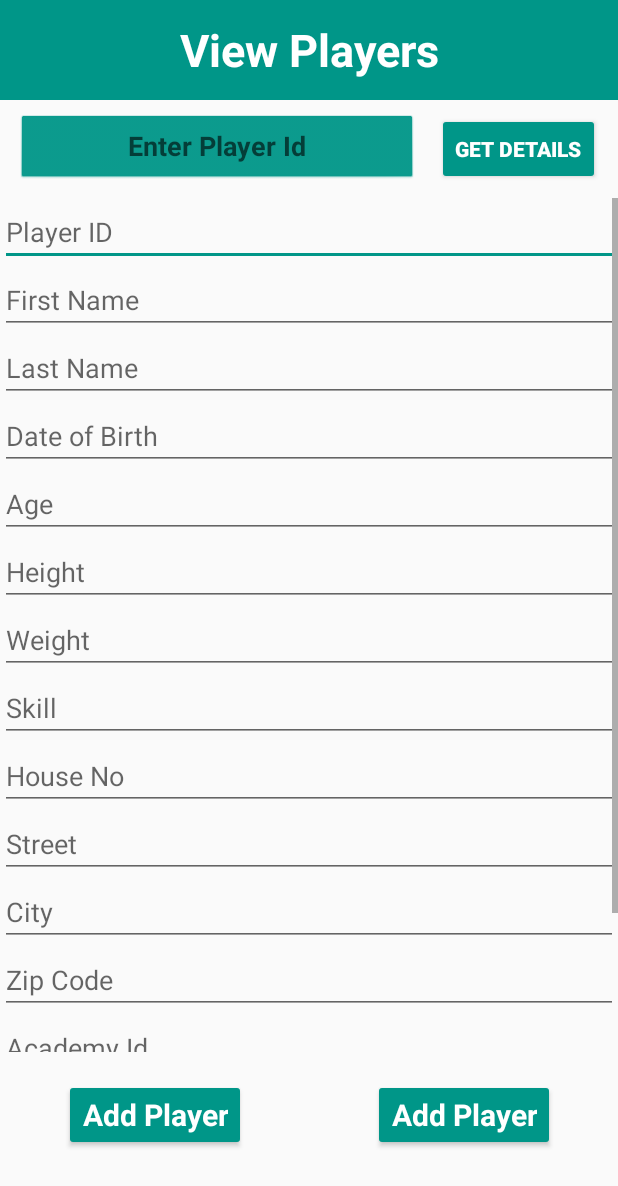
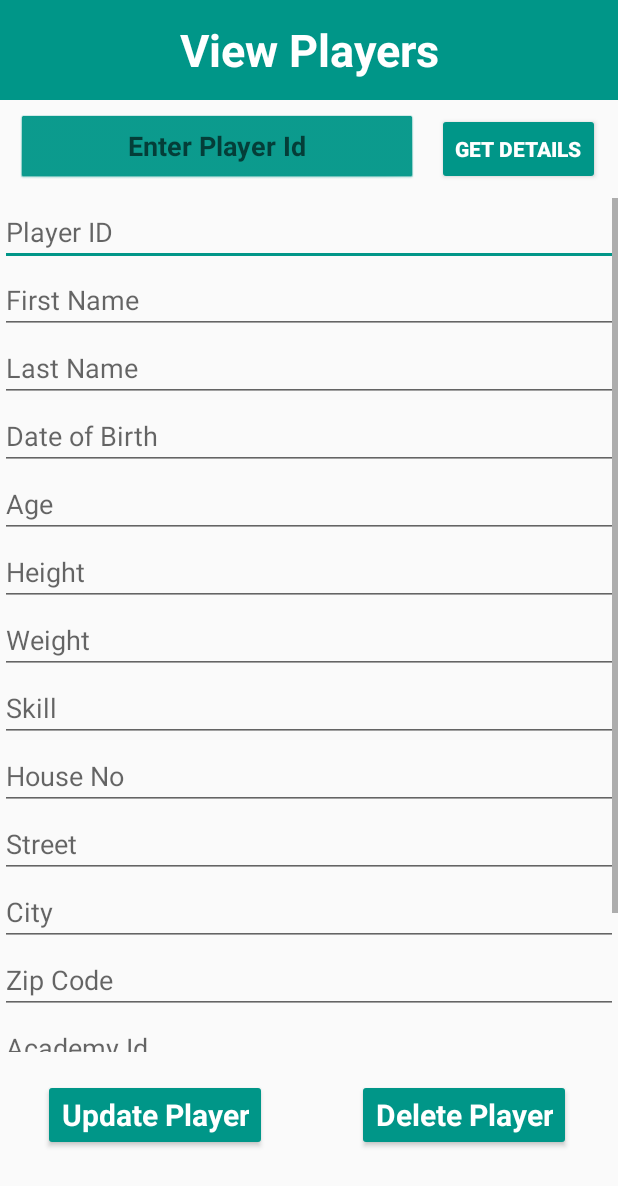
Before and after one commit to shhekarchowdary/ABC_Cricket_Academy, an Android app: the activity_view_player screen opened directly, with no data from a screen before it, on a phone screen of 412 x 824 dp. Shown: the top 1186 px of the screen. Run offline under Robolectric (Android 15) with nearby library versions, the light colour scheme and no system bars.

Commit message:
3 layouts

```diff
--- a/app/src/main/res/layout/activity_view_player.xml
+++ b/app/src/main/res/layout/activity_view_player.xml
@@ -238,7 +238,7 @@
         android:layout_width="wrap_content"
         android:layout_height="wrap_content"
         android:backgroundTint="@color/colorAccent"
-        android:text="@string/add_player_button"
+        android:text="@string/delete_button"
         android:textAlignment="center"
         android:textAppearance="@style/TextAppearance.AppCompat.Body1"
         android:textColor="@color/colorPrimaryDark"
@@ -254,7 +254,7 @@
         android:layout_width="wrap_content"
         android:layout_height="wrap_content"
         android:backgroundTint="@color/colorAccent"
-        android:text="@string/add_player_button"
+        android:text="@string/update_button"
         android:textAlignment="center"
         android:textAppearance="@style/TextAppearance.AppCompat.Body1"
         android:textColor="@color/colorPrimaryDark"
--- a/app/src/main/res/values/strings.xml
+++ b/app/src/main/res/values/strings.xml
@@ -30,6 +30,8 @@
     <string name="epid">Enter Player Id</string>
     <string name="gpd">Get Details</string>
     <string name="logo">logo</string>
+    <string name="update_button">Update Player</string>
+    <string name="delete_button">Delete Player</string>
 
 
 </resources>
```
